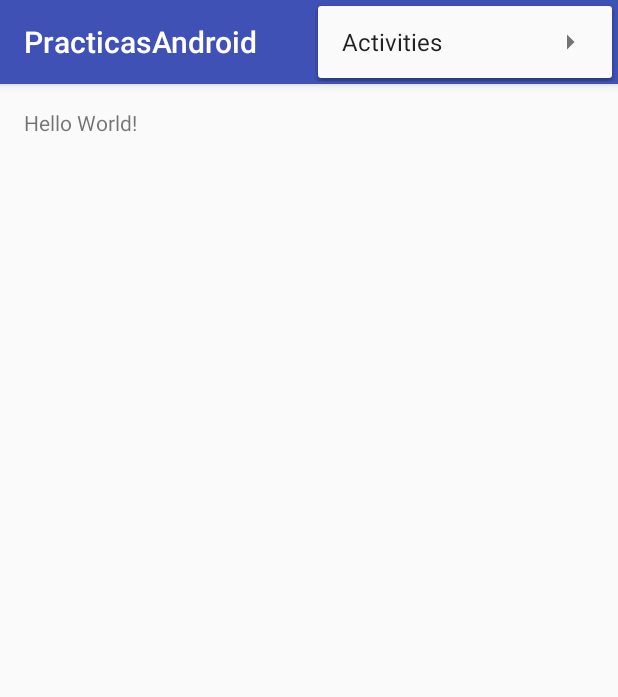
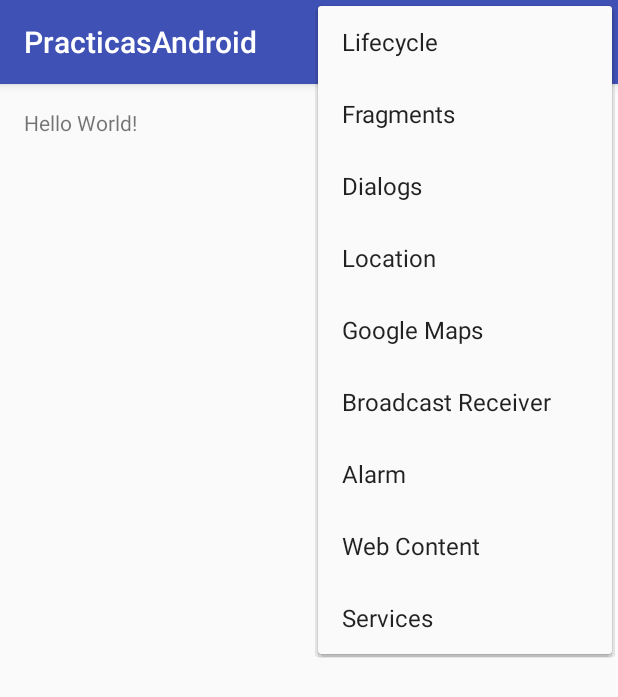
Before and after one commit to carcaret/android, an Android app: the screen it shows after launch (MainActivity), with the options menu open, on a phone screen of 412 x 824 dp. Shown: the top 697 px of the screen. Run offline under Robolectric (Android 15) with nearby library versions, the phone set to English and light mode, and no system bars.

Commit message:
Menu simplified

```diff
--- a/app/src/main/res/menu/main.xml
+++ b/app/src/main/res/menu/main.xml
@@ -1,28 +1,30 @@
 <?xml version="1.0" encoding="utf-8"?>
 <menu xmlns:android="http://schemas.android.com/apk/res/android">
-
-    <item android:title="Activities"
-        android:id="@+id/mnu_main_activities">
-        <menu>
-            <item android:title="Lifecycle"
-                android:id="@+id/mnu_main_activities_lifecycle" />
-            <item android:title="Fragments"
-                android:id="@+id/mnu_main_activities_fragments" />
-            <item android:title="Dialogs"
-                android:id="@+id/mnu_main_activities_dialogs" />
-            <item android:title="Location"
-                android:id="@+id/mnu_main_activities_location" />
-            <item android:title="Google Maps"
-                android:id="@+id/mnu_main_activities_google_maps" />
-            <item android:title="Broadcast Receiver"
-                android:id="@+id/mnu_main_activities_broadcast_receiver" />
-            <item android:title="Alarm"
-                android:id="@+id/mnu_main_activities_alarm" />
-            <item android:title="Web Content"
-                android:id="@+id/mnu_main_activities_web_content" />
-            <item android:title="Services"
-                android:id="@+id/mnu_main_activities_services" />
-        </menu>
-    </item>
-
+    <item
+        android:id="@+id/mnu_main_activities_lifecycle"
+        android:title="Lifecycle" />
+    <item
+        android:id="@+id/mnu_main_activities_fragments"
+        android:title="Fragments" />
+    <item
+        android:id="@+id/mnu_main_activities_dialogs"
+        android:title="Dialogs" />
+    <item
+        android:id="@+id/mnu_main_activities_location"
+        android:title="Location" />
+    <item
+        android:id="@+id/mnu_main_activities_google_maps"
+        android:title="Google Maps" />
+    <item
+        android:id="@+id/mnu_main_activities_broadcast_receiver"
+        android:title="Broadcast Receiver" />
+    <item
+        android:id="@+id/mnu_main_activities_alarm"
+        android:title="Alarm" />
+    <item
+        android:id="@+id/mnu_main_activities_web_content"
+        android:title="Web Content" />
+    <item
+        android:id="@+id/mnu_main_activities_services"
+        android:title="Services" />
 </menu>
```
